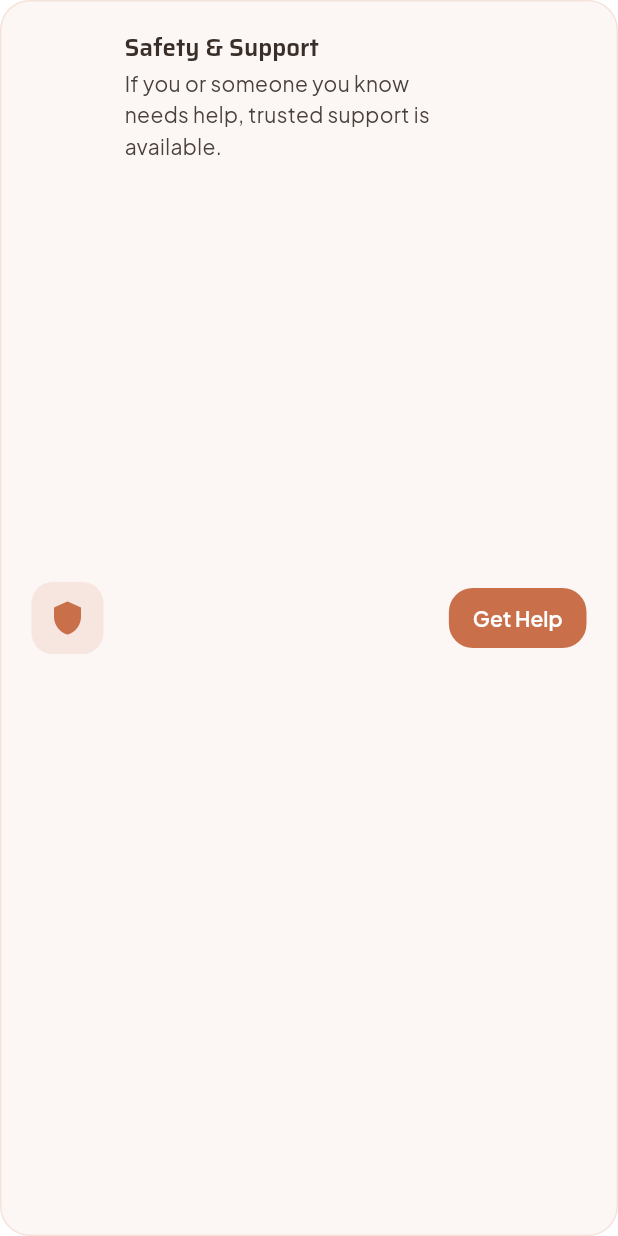
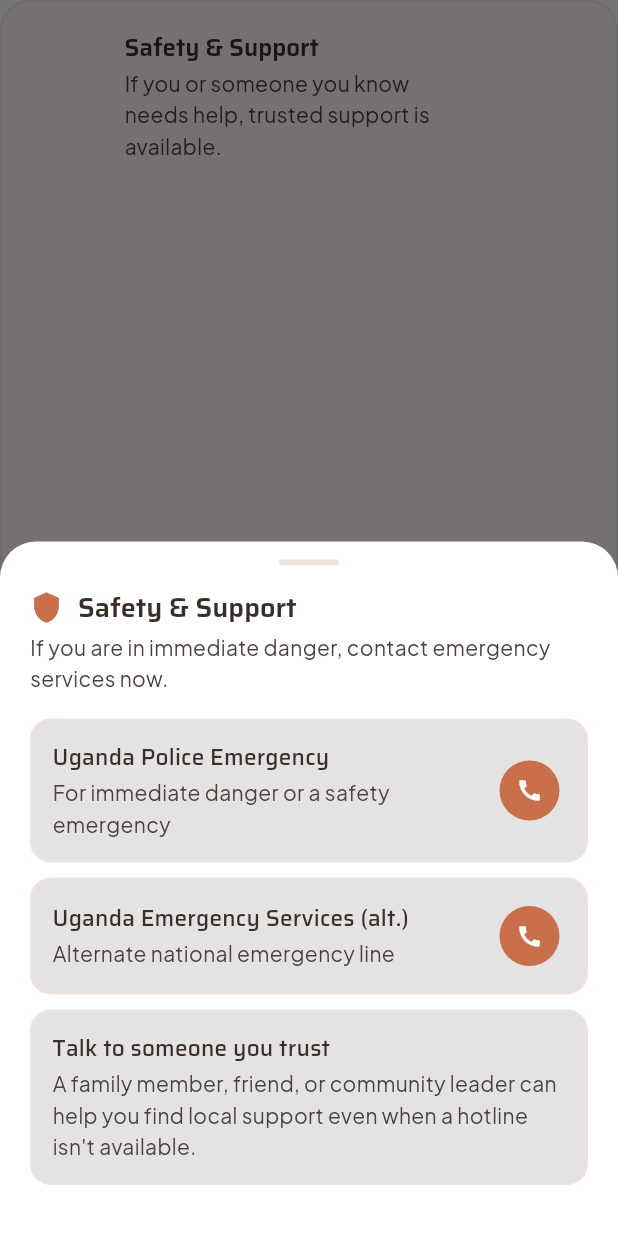
Before and after one commit to EccentricIvan/OTIC-CONNECT, a Flutter app: the _SafetyCard widget shown alone on an empty page, opened directly, after a tap on "Get Help", on a phone screen of 412 x 824 dp. Run offline on Flutter 3.47's test engine with Material 3 defaults, Android fonts, the phone set to English and light mode, and no system bars; our stand-ins replace drift, drift_flutter, flutter_riverpod, go_router, shared_preferences; accounts and stored records are empty; generated files the repository leaves out were written again.

Commit message:
Wire up the Wellbeing "Get Help" safety button
Was a no-op ElevatedButton on a crisis-support CTA -- now opens a
bottom sheet with tap-to-call emergency contacts. Deliberately only
includes Uganda's general emergency numbers (999/112), which are
well-documented and safe to trust; specialized mental-health/GBV
helpline numbers still need sourcing from a verified local directory
before this is complete -- flagged clearly in the code.

```diff
--- a/lib/features/thrive/wellbeing/wellbeing_screen.dart
+++ b/lib/features/thrive/wellbeing/wellbeing_screen.dart
@@ -2,6 +2,7 @@ import 'package:flutter/material.dart';
 import '../../../core/theme/app_colors.dart';
 import '../../../shared/widgets/section_header.dart';
 import '../../../shared/widgets/feature_card.dart';
+import '../../../shared/widgets/helpline_sheet.dart';
 
 class WellbeingScreen extends StatelessWidget {
   const WellbeingScreen({super.key});
@@ -95,7 +96,7 @@ class WellbeingScreen extends StatelessWidget {
                   subtitle: 'Helplines, counselling, and safe spaces',
                   icon: Icons.support_agent,
                   color: AppColors.communityColor,
-                  onTap: () {},
+                  onTap: () => showHelplineSheet(context),
                 ),
                 const SizedBox(height: 24),
                 _SafetyCard(),
@@ -148,7 +149,7 @@ class _SafetyCard extends StatelessWidget {
           ),
           const SizedBox(width: 8),
           ElevatedButton(
-            onPressed: () {},
+            onPressed: () => showHelplineSheet(context),
             style: ElevatedButton.styleFrom(
               backgroundColor: AppColors.accent,
               padding: const EdgeInsets.symmetric(horizontal: 16),
--- /dev/null
+++ b/lib/shared/widgets/helpline_sheet.dart
@@ -0,0 +1,121 @@
+import 'package:flutter/material.dart';
+import 'package:url_launcher/url_launcher.dart';
+import '../../core/theme/app_colors.dart';
+
+class _Helpline {
+  const _Helpline(this.name, this.description, this.phone);
+  final String name;
+  final String description;
+  final String? phone;
+}
+
+/// General emergency numbers only — these are the ones we can be
+/// confident are accurate. Specialized mental-health / gender-based
+/// violence helpline numbers for the app's target regions still need to
+/// be sourced from a verified local directory before this list is
+/// considered complete; do not add phone numbers here without
+/// confirming them with an authoritative source first.
+const _helplines = [
+  _Helpline(
+    'Uganda Police Emergency',
+    'For immediate danger or a safety emergency',
+    '999',
+  ),
+  _Helpline(
+    'Uganda Emergency Services (alt.)',
+    'Alternate national emergency line',
+    '112',
+  ),
+  _Helpline(
+    'Talk to someone you trust',
+    'A family member, friend, or community leader can help you find '
+        'local support even when a hotline isn\'t available.',
+    null,
+  ),
+];
+
+Future<void> showHelplineSheet(BuildContext context) {
+  return showModalBottomSheet(
+    context: context,
+    backgroundColor: AppColors.surface,
+    shape: const RoundedRectangleBorder(
+      borderRadius: BorderRadius.vertical(top: Radius.circular(24)),
+    ),
+    builder: (context) => SafeArea(
+      child: Padding(
+        padding: const EdgeInsets.fromLTRB(20, 12, 20, 24),
+        child: Column(
+          mainAxisSize: MainAxisSize.min,
+          crossAxisAlignment: CrossAxisAlignment.start,
+          children: [
+            Center(
+              child: Container(
+                width: 40,
+                height: 4,
+                margin: const EdgeInsets.only(bottom: 16),
+                decoration: BoxDecoration(
+                  color: AppColors.border,
+                  borderRadius: BorderRadius.circular(2),
+                ),
+              ),
+            ),
+            Row(
+              children: [
+                const Icon(Icons.shield, color: AppColors.accent, size: 22),
+                const SizedBox(width: 10),
+                Text('Safety & Support', style: Theme.of(context).textTheme.headlineSmall),
+              ],
+            ),
+            const SizedBox(height: 4),
+            Text(
+              'If you are in immediate danger, contact emergency services now.',
+              style: Theme.of(context).textTheme.bodyMedium,
+            ),
+            const SizedBox(height: 16),
+            ..._helplines.map((h) => _HelplineTile(helpline: h)),
+          ],
+        ),
+      ),
+    ),
+  );
+}
+
+class _HelplineTile extends StatelessWidget {
+  const _HelplineTile({required this.helpline});
+  final _Helpline helpline;
+
+  @override
+  Widget build(BuildContext context) {
+    return Container(
+      margin: const EdgeInsets.only(bottom: 10),
+      padding: const EdgeInsets.all(14),
+      decoration: BoxDecoration(
+        color: AppColors.cardOverlay.withValues(alpha: 0.15),
+        borderRadius: BorderRadius.circular(14),
+        border: Border.all(color: AppColors.border),
+      ),
+      child: Row(
+        children: [
+          Expanded(
+            child: Column(
+              crossAxisAlignment: CrossAxisAlignment.start,
+              children: [
+                Text(helpline.name, style: Theme.of(context).textTheme.titleMedium),
+                const SizedBox(height: 2),
+                Text(helpline.description, style: Theme.of(context).textTheme.bodyMedium),
+              ],
+            ),
+          ),
+          if (helpline.phone != null) ...[
+            const SizedBox(width: 8),
+            IconButton.filled(
+              icon: const Icon(Icons.call, size: 18),
+              style: IconButton.styleFrom(backgroundColor: AppColors.accent),
+              onPressed: () => launchUrl(Uri.parse('tel:${helpline.phone}')),
+            ),
+          ],
+        ],
+      ),
+    );
+  }
+}
```
